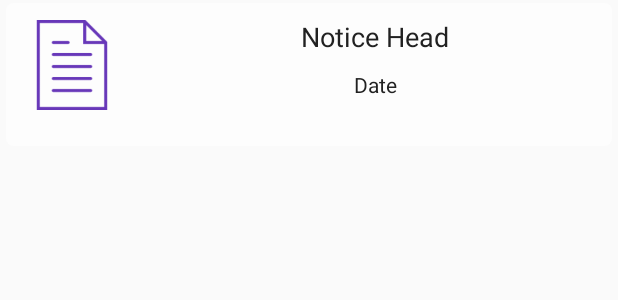
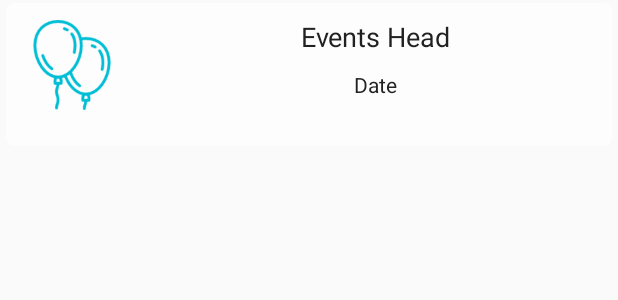
Before and after one commit to kcmkcm1234/ChurchAppAndroid, an Android app: the layout item_events.xml on its own in the app's theme, with its tools: preview values and no code run, on a phone screen of 412 x 824 dp. Shown: the top 300 px of the screen. Run offline under Robolectric (Android 15) with nearby library versions, the phone set to English and light mode, and no system bars.

Commit message:
small changes.

```diff
--- a/app/src/main/res/layout/item_events.xml
+++ b/app/src/main/res/layout/item_events.xml
@@ -14,21 +14,21 @@
             android:layout_width="65dp"
             android:layout_height="60dp"
             android:layout_margin="11dp"
-            android:src="@drawable/notices"
-            android:id="@+id/Notice_image"
+            android:src="@drawable/events"
+            android:id="@+id/events_image"
             android:adjustViewBounds="true"
             android:scaleType="centerInside"/>
         <TextView
             android:layout_width="match_parent"
             android:layout_height="wrap_content"
             android:textColor="@color/primary_text"
-            android:text="Notice Head"
+            android:text="Events Head"
             android:layout_marginTop="10dp"
             android:textSize="18sp"
             android:gravity="center"
             android:layout_alignParentTop="true"
-            android:layout_toRightOf="@+id/Notice_image"
-            android:id="@+id/Notice_Head"
+            android:layout_toRightOf="@+id/events_image"
+            android:id="@+id/events_head"
             android:layout_alignParentRight="true"
             android:layout_alignParentEnd="true"
             android:maxLines="1"
@@ -38,11 +38,11 @@
             android:layout_width="wrap_content"
             android:layout_height="wrap_content"
             android:text="Date"
-            android:id="@+id/Notice_Date"
+            android:id="@+id/events_date"
             android:textSize="14sp"
             android:textColor="@color/primary_text"
-            android:layout_below="@+id/Notice_Head"
-            android:layout_toRightOf="@+id/Notice_image"
+            android:layout_below="@+id/events_head"
+            android:layout_toRightOf="@+id/events_image"
             android:gravity="center"
             android:paddingTop="10dp"
             android:layout_alignParentRight="true"
```
Also changed, not shown: app/src/main/java/com/tech/thrithvam/churchapp/CustomAdapter.java (+16 -48 lines), app/src/main/java/com/tech/thrithvam/churchapp/EventDetails.java (+13 -13 lines), app/src/main/java/com/tech/thrithvam/churchapp/PriestDetails.java (+1 -14 lines), app/src/main/res/layout/activity_event_details.xml (+6 -6 lines).
